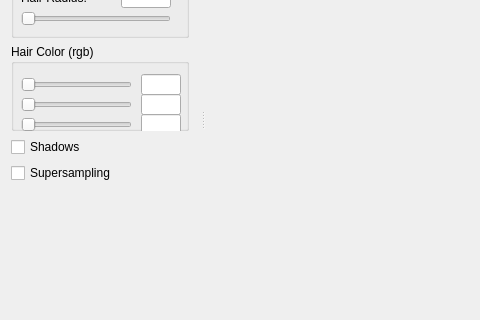
First picture: the form in src/mainwindow.ui, repository mravella/hair, before the edit; both pictures show x 0 to 480 and y 191 to 511 of the 900 by 600 pixel window.
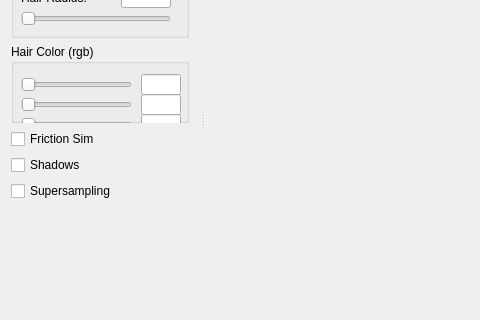
Second picture: the form after the edit.

Commit message: slider for friction sim

Diff of the .ui file:
```diff
--- a/src/mainwindow.ui
+++ b/src/mainwindow.ui
@@ -363,6 +363,13 @@
        </widget>
       </widget>
      </item>
+     <item>
+      <widget class="QCheckBox" name="frictionSimCheckBox">
+       <property name="text">
+        <string>Friction Sim</string>
+       </property>
+      </widget>
+     </item>
      <item>
       <widget class="QCheckBox" name="shadowCheckBox">
        <property name="text">
```
The commit also changes 6 other files.
